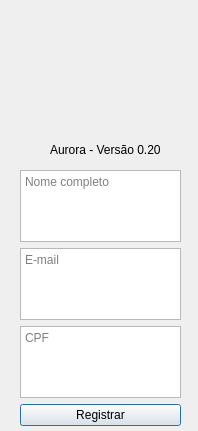
This is register.ui in arthurpdesimone/aurora_python as Qt 5 draws it before an edit. The edited form follows.
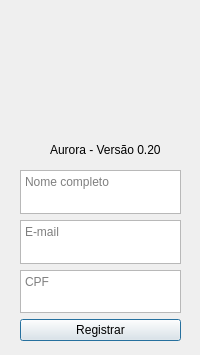
This is the edited form. Icons and pictures are not drawn.

Commit message: Version 0.2.2: Register creation

```diff
--- a/register.ui
+++ b/register.ui
@@ -6,8 +6,8 @@
    <rect>
     <x>0</x>
     <y>0</y>
-    <width>198</width>
-    <height>431</height>
+    <width>200</width>
+    <height>355</height>
    </rect>
   </property>
   <property name="sizePolicy">
@@ -31,7 +31,7 @@
      <x>20</x>
      <y>170</y>
      <width>161</width>
-     <height>256</height>
+     <height>171</height>
     </rect>
    </property>
    <layout class="QVBoxLayout" name="layout_access">
```
Left out of the diff: 4 changed lines with no effect on the pictures. The commit also changes 10 other files.
